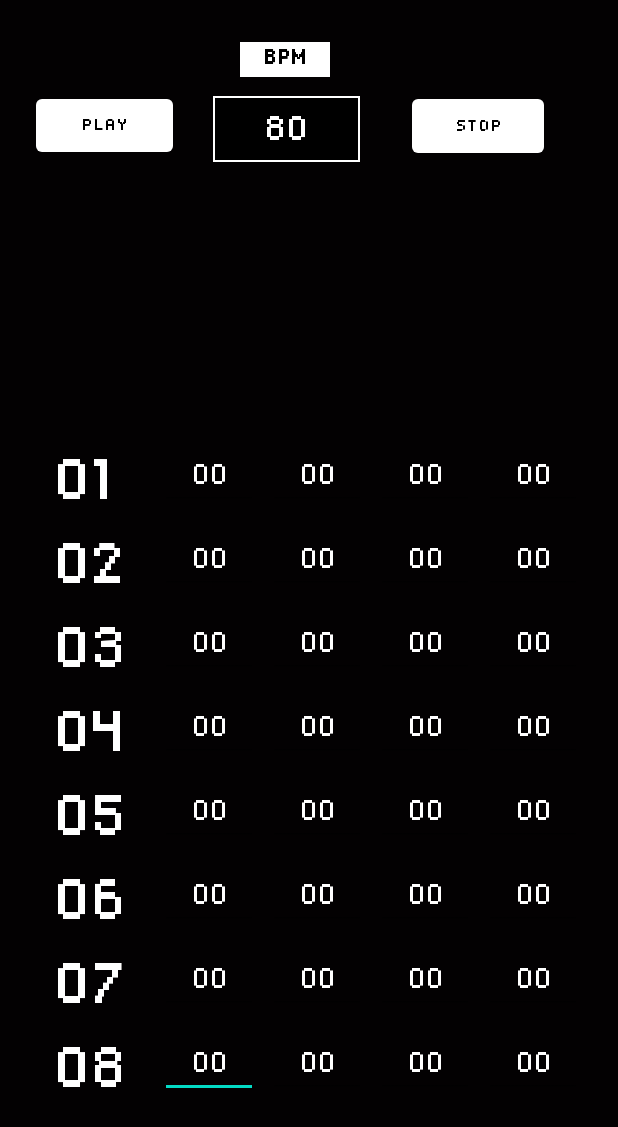
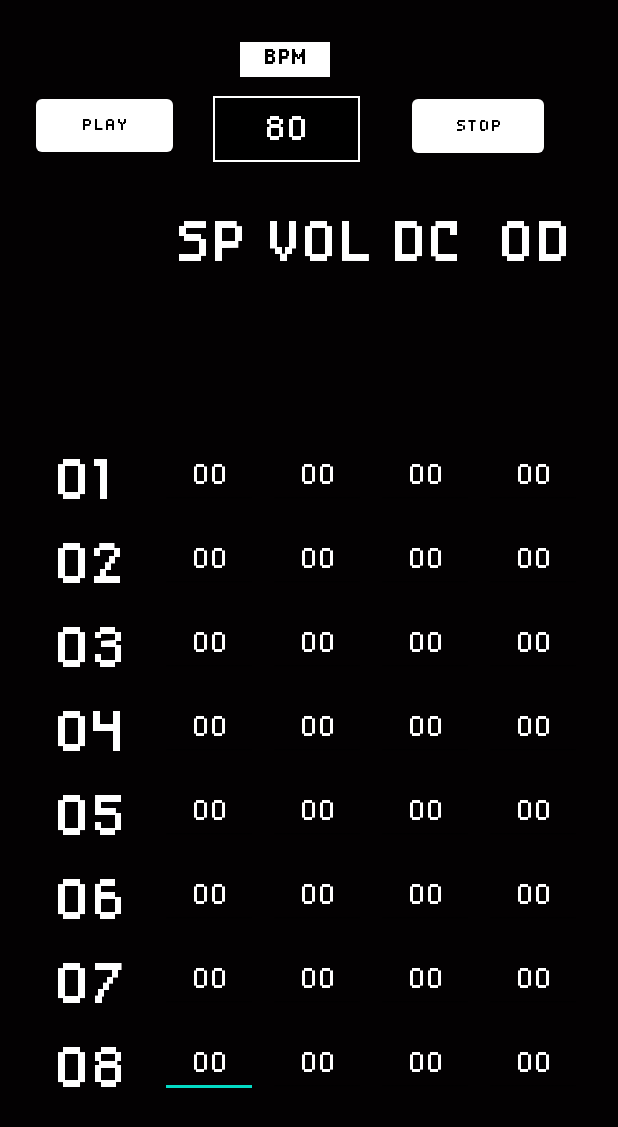
Before and after one commit to RaddeNNN/tracker, an Android app: the screen it shows after launch (MainActivity), on a phone screen of 412 x 824 dp. Shown: the top 1127 px of the screen. Run offline under Robolectric (Android 15) with nearby library versions, the phone set to English and light mode, and no system bars; libraries missing offline, so code that uses them is left out: javax.sound.sampled.

Commit message:
commited new version and design

```diff
--- a/app/src/main/res/layout/activity_main.xml
+++ b/app/src/main/res/layout/activity_main.xml
@@ -6,6 +6,48 @@
     android:layout_height="match_parent"
     tools:context=".MainActivity"
     android:background="@drawable/background1">
+
+    <TextView
+        android:id="@+id/textView67"
+        android:layout_width="79dp"
+        android:layout_height="48dp"
+        android:layout_marginTop="136dp"
+        android:layout_marginEnd="16dp"
+        android:fontFamily="@font/disposabledroidbb"
+        android:text="OD"
+        android:textAlignment="center"
+        android:textColor="@color/white"
+        android:textSize="50dp"
+        app:layout_constraintEnd_toEndOf="parent"
+        app:layout_constraintTop_toTopOf="parent" />
+
+    <TextView
+        android:id="@+id/textView66"
+        android:layout_width="79dp"
+        android:layout_height="48dp"
+        android:layout_marginTop="136dp"
+        android:layout_marginEnd="88dp"
+        android:fontFamily="@font/disposabledroidbb"
+        android:text="DC"
+        android:textAlignment="center"
+        android:textColor="@color/white"
+        android:textSize="50dp"
+        app:layout_constraintEnd_toEndOf="parent"
+        app:layout_constraintTop_toTopOf="parent" />
+
+    <TextView
+        android:id="@+id/textView63"
+        android:layout_width="79dp"
+        android:layout_height="48dp"
+        android:layout_marginTop="136dp"
+        android:layout_marginEnd="160dp"
+        android:fontFamily="@font/disposabledroidbb"
+        android:text="VOL"
+        android:textAlignment="center"
+        android:textColor="@color/white"
+        android:textSize="50dp"
+        app:layout_constraintEnd_toEndOf="parent"
+        app:layout_constraintTop_toTopOf="parent" />
 
     <EditText
         android:id="@+id/sound8_1"
@@ -706,4 +748,18 @@
         app:layout_constraintTop_toTopOf="parent"
         app:layout_constraintVertical_bias="0.0" />
 
+    <TextView
+        android:id="@+id/textView62"
+        android:layout_width="56dp"
+        android:layout_height="51dp"
+        android:layout_marginStart="112dp"
+        android:layout_marginTop="136dp"
+        android:fontFamily="@font/disposabledroidbb"
+        android:text="SP"
+        android:textAlignment="center"
+        android:textColor="@color/white"
+        android:textSize="50dp"
+        app:layout_constraintStart_toStartOf="parent"
+        app:layout_constraintTop_toTopOf="parent" />
+
 </androidx.constraintlayout.widget.ConstraintLayout>
```
